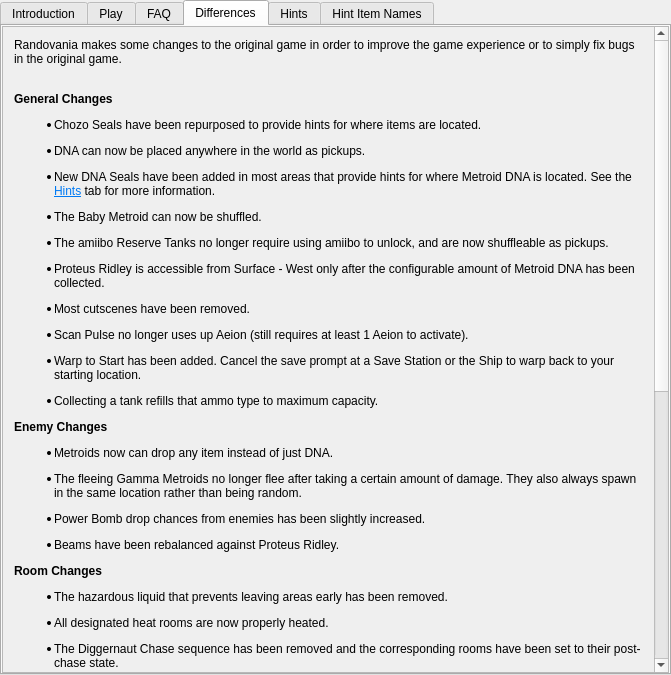
randovania/randovania, file randovania/gui/ui_files/games_tab_samusreturns_widget.ui: the form before one commit.
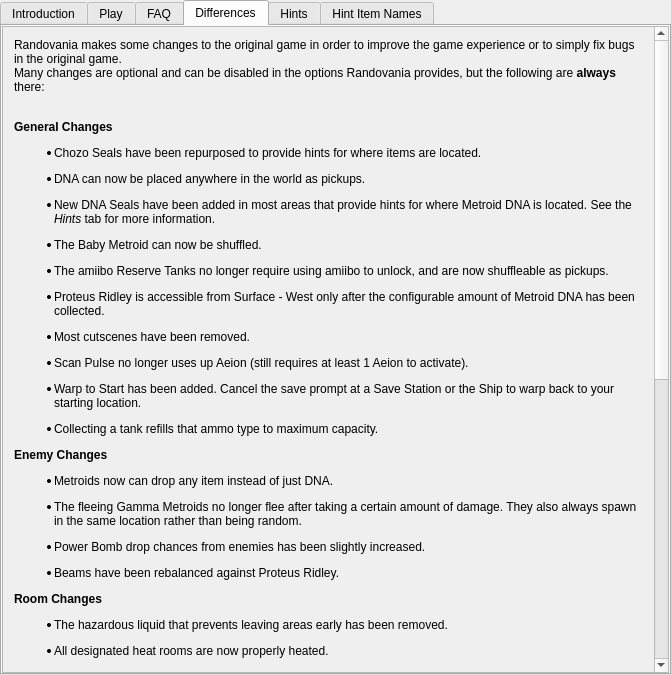
The form after the commit. The open tabs and pages were chosen to show the change. Custom widgets are drawn as their Qt base class.

Commit message: Use more up to date version + small fixes

```diff
--- a/randovania/gui/ui_files/games_tab_samusreturns_widget.ui
+++ b/randovania/gui/ui_files/games_tab_samusreturns_widget.ui
@@ -149,16 +149,16 @@
     <property name="geometry">
      <rect>
       <x>0</x>
-      <y>0</y>
+      <y>-425</y>
       <width>651</width>
-      <height>876</height>
+      <height>1071</height>
      </rect>
     </property>
     <layout class="QVBoxLayout" name="verticalLayout">
      <item>
       <widget class="QLabel" name="differences_label">
        <property name="text">
-        <string>&lt;html&gt;&lt;head/&gt;&lt;body&gt;&lt;p&gt;Randovania makes some changes to the original game in order to improve the game experience or to simply fix bugs in the original game.&lt;/p&gt;&lt;p&gt;&lt;br/&gt;&lt;span style=&quot; font-weight:600;&quot;&gt;General Changes&lt;/span&gt;&lt;/p&gt;&lt;ul style=&quot;margin-top: 0px; margin-bottom: 0px; margin-left: 0px; margin-right: 0px; -qt-list-indent: 1;&quot;&gt;&lt;li style=&quot; margin-top:12px; margin-bottom:0px; margin-left:0px; margin-right:0px; -qt-block-indent:0; text-indent:0px;&quot;&gt;Chozo Seals have been repurposed to provide hints for where items are located.&lt;/li&gt;&lt;/ul&gt;&lt;ul style=&quot;margin-top: 0px; margin-bottom: 0px; margin-left: 0px; margin-right: 0px; -qt-list-indent: 1;&quot;&gt;&lt;li style=&quot; margin-top:12px; margin-bottom:0px; margin-left:0px; margin-right:0px; -qt-block-indent:0; text-indent:0px;&quot;&gt;DNA can now be placed anywhere in the world as pickups.&lt;/li&gt;&lt;ul style=&quot;margin-top: 0px; margin-bottom: 0px; margin-left: 0px; margin-right: 0px; -qt-list-indent: 1;&quot;&gt;&lt;li style=&quot; margin-top:12px; margin-bottom:0px; margin-left:0px; margin-right:0px; -qt-block-indent:0; text-indent:0px;&quot;&gt;New DNA Seals have been added in most areas that provide hints for where Metroid DNA is located. See the &lt;a href=&quot;tab:/Hints&quot;&gt;&lt;span style=&quot; text-decoration: underline; color:#007af4;&quot;&gt;Hints&lt;/span&gt;&lt;/a&gt; tab for more information.&lt;/li&gt;&lt;/ul&gt;&lt;li style=&quot; margin-top:12px; margin-bottom:0px; margin-left:0px; margin-right:0px; -qt-block-indent:0; text-indent:0px;&quot;&gt;The Baby Metroid can now be shuffled.&lt;/li&gt;&lt;/ul&gt;&lt;ul style=&quot;margin-top: 0px; margin-bottom: 0px; margin-left: 0px; margin-right: 0px; -qt-list-indent: 1;&quot;&gt;&lt;li style=&quot; margin-top:12px; margin-bottom:0px; margin-left:0px; margin-right:0px; -qt-block-indent:0; text-indent:0px;&quot;&gt;The amiibo Reserve Tanks no longer require using amiibo to unlock, and are now shuffleable as pickups.&lt;/li&gt;&lt;li style=&quot; margin-top:12px; margin-bottom:0px; margin-left:0px; margin-right:0px; -qt-block-indent:0; text-indent:0px;&quot;&gt;Proteus Ridley is accessible from Surface - West only after the configurable amount of Metroid DNA has been collected.&lt;/li&gt;&lt;li style=&quot; margin-top:12px; margin-bottom:0px; margin-left:0px; margin-right:0px; -qt-block-indent:0; text-indent:0px;&quot;&gt;Most cutscenes have been removed.&lt;/li&gt;&lt;li style=&quot; margin-top:12px; margin-bottom:0px; margin-left:0px; margin-right:0px; -qt-block-indent:0; text-indent:0px;&quot;&gt;Scan Pulse no longer uses up Aeion (still requires at least 1 Aeion to activate).&lt;/li&gt;&lt;li style=&quot; margin-top:12px; margin-bottom:0px; margin-left:0px; margin-right:0px; -qt-block-indent:0; text-indent:0px;&quot;&gt;Warp to Start has been added. Cancel the save prompt at a Save Station or the Ship to warp back to your starting location.&lt;/li&gt;&lt;/ul&gt;&lt;ul style=&quot;margin-top: 0px; margin-bottom: 0px; margin-left: 0px; margin-right: 0px; -qt-list-indent: 1;&quot;&gt;&lt;li style=&quot; margin-top:12px; margin-bottom:0px; margin-left:0px; margin-right:0px; -qt-block-indent:0; text-indent:0px;&quot;&gt;Collecting a tank refills that ammo type to maximum capacity.&lt;/li&gt;&lt;/ul&gt;&lt;p&gt;&lt;span style=&quot; font-weight:600;&quot;&gt;Enemy Changes&lt;/span&gt;&lt;/p&gt;&lt;ul style=&quot;margin-top: 0px; margin-bottom: 0px; margin-left: 0px; margin-right: 0px; -qt-list-indent: 1;&quot;&gt;&lt;li style=&quot; margin-top:12px; margin-bottom:0px; margin-left:0px; margin-right:0px; -qt-block-indent:0; text-indent:0px;&quot;&gt;Metroids now can drop any item instead of just DNA.&lt;/li&gt;&lt;/ul&gt;&lt;ul style=&quot;margin-top: 0px; margin-bottom: 0px; margin-left: 0px; margin-right: 0px; -qt-list-indent: 1;&quot;&gt;&lt;li style=&quot; margin-top:12px; margin-bottom:0px; margin-left:0px; margin-right:0px; -qt-block-indent:0; text-indent:0px;&quot;&gt;The fleeing Gamma Metroids no longer flee after taking a certain amount of damage. They also always spawn in the same location rather than being random.&lt;/li&gt;&lt;/ul&gt;&lt;ul style=&quot;margin-top: 0px; margin-bottom: 0px; margin-left: 0px; margin-right: 0px; -qt-list-indent: 1;&quot;&gt;&lt;li style=&quot; margin-top:12px; margin-bottom:0px; margin-left:0px; margin-right:0px; -qt-block-indent:0; text-indent:0px;&quot;&gt;Power Bomb drop chances from enemies has been slightly increased.&lt;/li&gt;&lt;li style=&quot; margin-top:12px; margin-bottom:0px; margin-left:0px; margin-right:0px; -qt-block-indent:0; text-indent:0px;&quot;&gt;Beams have been rebalanced against Proteus Ridley.&lt;/li&gt;&lt;/ul&gt;&lt;p&gt;&lt;span style=&quot; font-weight:600;&quot;&gt;Room Changes&lt;/span&gt;&lt;/p&gt;&lt;ul style=&quot;margin-top: 0px; margin-bottom: 0px; margin-left: 0px; margin-right: 0px; -qt-list-indent: 1;&quot;&gt;&lt;li style=&quot; margin-top:12px; margin-bottom:0px; margin-left:0px; margin-right:0px; -qt-block-indent:0; text-indent:0px;&quot;&gt;The hazardous liquid that prevents leaving areas early has been removed.&lt;/li&gt;&lt;/ul&gt;&lt;ul style=&quot;margin-top: 0px; margin-bottom: 0px; margin-left: 0px; margin-right: 0px; -qt-list-indent: 1;&quot;&gt;&lt;li style=&quot; margin-top:12px; margin-bottom:0px; margin-left:0px; margin-right:0px; -qt-block-indent:0; text-indent:0px;&quot;&gt;All designated heat rooms are now properly heated.&lt;/li&gt;&lt;/ul&gt;&lt;ul style=&quot;margin-top: 0px; margin-bottom: 0px; margin-left: 0px; margin-right: 0px; -qt-list-indent: 1;&quot;&gt;&lt;li style=&quot; margin-top:12px; margin-bottom:0px; margin-left:0px; margin-right:0px; -qt-block-indent:0; text-indent:0px;&quot;&gt;The Diggernaut Chase sequence has been removed and the corresponding rooms have been set to their post-chase state.&lt;/li&gt;&lt;li style=&quot; margin-top:12px; margin-bottom:0px; margin-left:0px; margin-right:0px; -qt-block-indent:0; text-indent:0px;&quot;&gt;The wall blocking the Landing Site from Surface - East after defeating the Queen has been removed.&lt;/li&gt;&lt;li style=&quot; margin-top:12px; margin-bottom:0px; margin-left:0px; margin-right:0px; -qt-block-indent:0; text-indent:0px;&quot;&gt;In the vanilla game, the Surface area where Proteus Ridley resides is a separate map from the starting Surface. These are normally not connected. This has been changed to warp the player to the other Surface map by passing the Baby blocks in the Landing Site. Once enough DNA is collected to access Ridley, you can no longer warp from Surface West to Surface East.&lt;/li&gt;&lt;/ul&gt;&lt;p&gt;&lt;span style=&quot; font-weight:600;&quot;&gt;Door Changes&lt;/span&gt;&lt;/p&gt;&lt;ul style=&quot;margin-top: 0px; margin-bottom: 0px; margin-left: 0px; margin-right: 0px; -qt-list-indent: 1;&quot;&gt;&lt;li style=&quot; margin-top:12px; margin-bottom:0px; margin-left:0px; margin-right:0px; -qt-block-indent:0; text-indent:0px;&quot;&gt;Most Charge Beam doors at the entrance and exit of every area have been changed to Power Beam doors, excluding Area 4 - Crystal Mines and Area 6.&lt;/li&gt;&lt;li style=&quot; margin-top:12px; margin-bottom:0px; margin-left:0px; margin-right:0px; -qt-block-indent:0; text-indent:0px;&quot;&gt;Most beam doors are now double-sided. This simplifies traversing through areas in reverse.&lt;/li&gt;&lt;li style=&quot; margin-top:12px; margin-bottom:0px; margin-left:0px; margin-right:0px; -qt-block-indent:0; text-indent:0px;&quot;&gt;Some one-way doors are now two-way to prevent softlocks or make traversal less restrictive. These include: &lt;br/&gt;&lt;br/&gt;&lt;span style=&quot; font-weight:600;&quot;&gt;Area 1&lt;/span&gt;&lt;br/&gt;&lt;/li&gt;&lt;/ul&gt;&lt;ul type=&quot;circle&quot; style=&quot;margin-top: 0px; margin-bottom: 0px; margin-left: 0px; margin-right: 0px; -qt-list-indent: 2;&quot;&gt;&lt;li style=&quot; margin-top:0px; margin-bottom:0px; margin-left:0px; margin-right:0px; -qt-block-indent:0; text-indent:0px;&quot;&gt;Bomb Chamber to Bomb Chamber Access&lt;/li&gt;&lt;ul type=&quot;circle&quot; style=&quot;margin-top: 0px; margin-bottom: 0px; margin-left: 0px; margin-right: 0px; -qt-list-indent: 2;&quot;&gt;&lt;li style=&quot; margin-top:0px; margin-bottom:0px; margin-left:0px; margin-right:0px; -qt-block-indent:0; text-indent:0px;&quot;&gt;Temple Exterior to Inner Temple East Hall &lt;/li&gt;&lt;/ul&gt;&lt;li style=&quot; margin-top:0px; margin-bottom:0px; margin-left:0px; margin-right:0px; -qt-block-indent:0; text-indent:0px;&quot;&gt;Exterior Alpha Arena to Temple Exterior&lt;/li&gt;&lt;p&gt;&lt;span style=&quot; font-weight:600;&quot;&gt;Area 3&lt;/span&gt;&lt;/p&gt;&lt;li style=&quot; margin-top:0px; margin-bottom:0px; margin-left:0px; margin-right:0px; -qt-block-indent:0; text-indent:0px;&quot;&gt;The one-way doors in Transport to Area 2 and Transport to Area 4&lt;/li&gt;&lt;p&gt;&lt;span style=&quot; font-weight:600;&quot;&gt;Area 4&lt;/span&gt;&lt;/p&gt;&lt;ul type=&quot;circle&quot; style=&quot;margin-top: 0px; margin-bottom: 0px; margin-left: 0px; margin-right: 0px; -qt-list-indent: 2;&quot;&gt;&lt;li style=&quot; margin-top:0px; margin-bottom:0px; margin-left:0px; margin-right:0px; -qt-block-indent:0; text-indent:0px;&quot;&gt;Caves Intersection Terminal to Transport to Area 3 and Crystal Mines&lt;/li&gt;&lt;/ul&gt;&lt;li style=&quot; margin-top:0px; margin-bottom:0px; margin-left:0px; margin-right:0px; -qt-block-indent:0; text-indent:0px;&quot;&gt;Mines Intersection Terminal to Super Missile Chamber&lt;/li&gt;&lt;p&gt;&lt;span style=&quot; font-weight:600;&quot;&gt;Area 5&lt;/span&gt;&lt;/p&gt;&lt;li style=&quot; margin-top:0px; margin-bottom:0px; margin-left:0px; margin-right:0px; -qt-block-indent:0; text-indent:0px;&quot;&gt;Plasma Beam Chamber to Grapple Shuffler and Autrack Acropolis&lt;/li&gt;&lt;li style=&quot; margin-top:0px; margin-bottom:0px; margin-left:0px; margin-right:0px; -qt-block-indent:0; text-indent:0px;&quot;&gt;Gravity Suit Chamber to Gravity Suit Chamber Access&lt;/li&gt;&lt;/ul&gt;&lt;/body&gt;&lt;/html&gt;</string>
+        <string>&lt;html&gt;&lt;head/&gt;&lt;body&gt;&lt;p&gt;Randovania makes some changes to the original game in order to improve the game experience or to simply fix bugs in the original game.&lt;br/&gt;Many changes are optional and can be disabled in the options Randovania provides, but the following are &lt;span style=&quot; font-weight:600;&quot;&gt;always&lt;/span&gt; there:&lt;/p&gt;&lt;p&gt;&lt;br/&gt;&lt;span style=&quot; font-weight:600;&quot;&gt;General Changes&lt;/span&gt;&lt;/p&gt;&lt;ul style=&quot;margin-top: 0px; margin-bottom: 0px; margin-left: 0px; margin-right: 0px; -qt-list-indent: 1;&quot;&gt;&lt;li style=&quot; margin-top:12px; margin-bottom:0px; margin-left:0px; margin-right:0px; -qt-block-indent:0; text-indent:0px;&quot;&gt;Chozo Seals have been repurposed to provide hints for where items are located.&lt;/li&gt;&lt;/ul&gt;&lt;ul style=&quot;margin-top: 0px; margin-bottom: 0px; margin-left: 0px; margin-right: 0px; -qt-list-indent: 1;&quot;&gt;&lt;li style=&quot; margin-top:12px; margin-bottom:0px; margin-left:0px; margin-right:0px; -qt-block-indent:0; text-indent:0px;&quot;&gt;DNA can now be placed anywhere in the world as pickups.&lt;/li&gt;&lt;ul style=&quot;margin-top: 0px; margin-bottom: 0px; margin-left: 0px; margin-right: 0px; -qt-list-indent: 1;&quot;&gt;&lt;li style=&quot; margin-top:12px; margin-bottom:0px; margin-left:0px; margin-right:0px; -qt-block-indent:0; text-indent:0px;&quot;&gt;New DNA Seals have been added in most areas that provide hints for where Metroid DNA is located. See the &lt;span style=&quot; font-style:italic;&quot;&gt;Hints&lt;/span&gt; tab for more information.&lt;/li&gt;&lt;/ul&gt;&lt;li style=&quot; margin-top:12px; margin-bottom:0px; margin-left:0px; margin-right:0px; -qt-block-indent:0; text-indent:0px;&quot;&gt;The Baby Metroid can now be shuffled.&lt;/li&gt;&lt;/ul&gt;&lt;ul style=&quot;margin-top: 0px; margin-bottom: 0px; margin-left: 0px; margin-right: 0px; -qt-list-indent: 1;&quot;&gt;&lt;li style=&quot; margin-top:12px; margin-bottom:0px; margin-left:0px; margin-right:0px; -qt-block-indent:0; text-indent:0px;&quot;&gt;The amiibo Reserve Tanks no longer require using amiibo to unlock, and are now shuffleable as pickups.&lt;/li&gt;&lt;li style=&quot; margin-top:12px; margin-bottom:0px; margin-left:0px; margin-right:0px; -qt-block-indent:0; text-indent:0px;&quot;&gt;Proteus Ridley is accessible from Surface - West only after the configurable amount of Metroid DNA has been collected.&lt;/li&gt;&lt;li style=&quot; margin-top:12px; margin-bottom:0px; margin-left:0px; margin-right:0px; -qt-block-indent:0; text-indent:0px;&quot;&gt;Most cutscenes have been removed.&lt;/li&gt;&lt;li style=&quot; margin-top:12px; margin-bottom:0px; margin-left:0px; margin-right:0px; -qt-block-indent:0; text-indent:0px;&quot;&gt;Scan Pulse no longer uses up Aeion (still requires at least 1 Aeion to activate).&lt;/li&gt;&lt;li style=&quot; margin-top:12px; margin-bottom:0px; margin-left:0px; margin-right:0px; -qt-block-indent:0; text-indent:0px;&quot;&gt;Warp to Start has been added. Cancel the save prompt at a Save Station or the Ship to warp back to your starting location.&lt;/li&gt;&lt;/ul&gt;&lt;ul style=&quot;margin-top: 0px; margin-bottom: 0px; margin-left: 0px; margin-right: 0px; -qt-list-indent: 1;&quot;&gt;&lt;li style=&quot; margin-top:12px; margin-bottom:0px; margin-left:0px; margin-right:0px; -qt-block-indent:0; text-indent:0px;&quot;&gt;Collecting a tank refills that ammo type to maximum capacity.&lt;/li&gt;&lt;/ul&gt;&lt;p&gt;&lt;span style=&quot; font-weight:600;&quot;&gt;Enemy Changes&lt;/span&gt;&lt;/p&gt;&lt;ul style=&quot;margin-top: 0px; margin-bottom: 0px; margin-left: 0px; margin-right: 0px; -qt-list-indent: 1;&quot;&gt;&lt;li style=&quot; margin-top:12px; margin-bottom:0px; margin-left:0px; margin-right:0px; -qt-block-indent:0; text-indent:0px;&quot;&gt;Metroids now can drop any item instead of just DNA.&lt;/li&gt;&lt;/ul&gt;&lt;ul style=&quot;margin-top: 0px; margin-bottom: 0px; margin-left: 0px; margin-right: 0px; -qt-list-indent: 1;&quot;&gt;&lt;li style=&quot; margin-top:12px; margin-bottom:0px; margin-left:0px; margin-right:0px; -qt-block-indent:0; text-indent:0px;&quot;&gt;The fleeing Gamma Metroids no longer flee after taking a certain amount of damage. They also always spawn in the same location rather than being random.&lt;/li&gt;&lt;/ul&gt;&lt;ul style=&quot;margin-top: 0px; margin-bottom: 0px; margin-left: 0px; margin-right: 0px; -qt-list-indent: 1;&quot;&gt;&lt;li style=&quot; margin-top:12px; margin-bottom:0px; margin-left:0px; margin-right:0px; -qt-block-indent:0; text-indent:0px;&quot;&gt;Power Bomb drop chances from enemies has been slightly increased.&lt;/li&gt;&lt;li style=&quot; margin-top:12px; margin-bottom:0px; margin-left:0px; margin-right:0px; -qt-block-indent:0; text-indent:0px;&quot;&gt;Beams have been rebalanced against Proteus Ridley.&lt;/li&gt;&lt;/ul&gt;&lt;p&gt;&lt;span style=&quot; font-weight:600;&quot;&gt;Room Changes&lt;/span&gt;&lt;/p&gt;&lt;ul style=&quot;margin-top: 0px; margin-bottom: 0px; margin-left: 0px; margin-right: 0px; -qt-list-indent: 1;&quot;&gt;&lt;li style=&quot; margin-top:12px; margin-bottom:0px; margin-left:0px; margin-right:0px; -qt-block-indent:0; text-indent:0px;&quot;&gt;The hazardous liquid that prevents leaving areas early has been removed.&lt;/li&gt;&lt;/ul&gt;&lt;ul style=&quot;margin-top: 0px; margin-bottom: 0px; margin-left: 0px; margin-right: 0px; -qt-list-indent: 1;&quot;&gt;&lt;li style=&quot; margin-top:12px; margin-bottom:0px; margin-left:0px; margin-right:0px; -qt-block-indent:0; text-indent:0px;&quot;&gt;All designated heat rooms are now properly heated.&lt;/li&gt;&lt;/ul&gt;&lt;ul style=&quot;margin-top: 0px; margin-bottom: 0px; margin-left: 0px; margin-right: 0px; -qt-list-indent: 1;&quot;&gt;&lt;li style=&quot; margin-top:12px; margin-bottom:0px; margin-left:0px; margin-right:0px; -qt-block-indent:0; text-indent:0px;&quot;&gt;The Diggernaut Chase sequence has been removed and the corresponding rooms have been set to their post-chase state.&lt;/li&gt;&lt;li style=&quot; margin-top:12px; margin-bottom:0px; margin-left:0px; margin-right:0px; -qt-block-indent:0; text-indent:0px;&quot;&gt;The wall blocking the Landing Site from Surface East after defeating the Queen has been removed.&lt;/li&gt;&lt;li style=&quot; margin-top:12px; margin-bottom:0px; margin-left:0px; margin-right:0px; -qt-block-indent:0; text-indent:0px;&quot;&gt;In the vanilla game, the Surface area where Proteus Ridley resides is a separate map from the starting Surface. These are normally not connected. This has been changed to warp the player to the other Surface map by passing the Baby blocks in the Landing Site. Once enough DNA is collected to access Ridley, you can no longer warp from Surface West to Surface East.&lt;/li&gt;&lt;/ul&gt;&lt;p&gt;&lt;span style=&quot; font-weight:600;&quot;&gt;Door Changes&lt;/span&gt;&lt;/p&gt;&lt;ul style=&quot;margin-top: 0px; margin-bottom: 0px; margin-left: 0px; margin-right: 0px; -qt-list-indent: 1;&quot;&gt;&lt;li style=&quot; margin-top:12px; margin-bottom:0px; margin-left:0px; margin-right:0px; -qt-block-indent:0; text-indent:0px;&quot;&gt;Most Charge Beam doors at the entrance and exit of every area have been changed to Power Beam doors, excluding Area 4 Crystal Mines and Area 6.&lt;/li&gt;&lt;li style=&quot; margin-top:12px; margin-bottom:0px; margin-left:0px; margin-right:0px; -qt-block-indent:0; text-indent:0px;&quot;&gt;Most beam doors are now double-sided. This simplifies traversing through areas in reverse.&lt;/li&gt;&lt;li style=&quot; margin-top:12px; margin-bottom:0px; margin-left:0px; margin-right:0px; -qt-block-indent:0; text-indent:0px;&quot;&gt;Some one-way doors are now two-way to prevent softlocks or make traversal less restrictive. These include: &lt;br/&gt;&lt;br/&gt;&lt;span style=&quot; font-weight:600;&quot;&gt;Area 1&lt;/span&gt;&lt;br/&gt;&lt;ul type=&quot;circle&quot; style=&quot;margin-top: 0px; margin-bottom: 0px; margin-left: 0px; margin-right: 0px; -qt-list-indent: 2;&quot;&gt;&lt;li style=&quot; margin-top:0px; margin-bottom:0px; margin-left:0px; margin-right:0px; -qt-block-indent:0; text-indent:0px;&quot;&gt;Bomb Chamber to Bomb Chamber Access&lt;/li&gt;&lt;li style=&quot; margin-top:0px; margin-bottom:0px; margin-left:0px; margin-right:0px; -qt-block-indent:0; text-indent:0px;&quot;&gt;Temple Exterior to Inner Temple East Hall&lt;/li&gt;&lt;/ul&gt;&lt;ul type=&quot;circle&quot; style=&quot;margin-top: 0px; margin-bottom: 0px; margin-left: 0px; margin-right: 0px; -qt-list-indent: 2;&quot;&gt;&lt;li style=&quot; margin-top:0px; margin-bottom:0px; margin-left:0px; margin-right:0px; -qt-block-indent:0; text-indent:0px;&quot;&gt;Exterior Alpha Arena to Temple Exterior&lt;/li&gt;&lt;/ul&gt;&lt;br/&gt;&lt;span style=&quot; font-weight:600;&quot;&gt;Area 3 Metroid Caverns&lt;/span&gt;&lt;br/&gt;&lt;ul type=&quot;circle&quot; style=&quot;margin-top: 0px; margin-bottom: 0px; margin-left: 0px; margin-right: 0px; -qt-list-indent: 2;&quot;&gt;&lt;li style=&quot; margin-top:0px; margin-bottom:0px; margin-left:0px; margin-right:0px; -qt-block-indent:0; text-indent:0px;&quot;&gt;The one-way doors in Transport to Area 2 and Transport to Area 4&lt;/li&gt;&lt;/ul&gt;&lt;br/&gt;&lt;span style=&quot; font-weight:600;&quot;&gt;Area 4 Central Caves/Crystal Mines&lt;br/&gt;&lt;/span&gt;&lt;/p&gt;&lt;ul type=&quot;circle&quot; style=&quot;margin-top: 0px; margin-bottom: 0px; margin-left: 0px; margin-right: 0px; -qt-list-indent: 2;&quot;&gt;&lt;li style=&quot; margin-top:0px; margin-bottom:0px; margin-left:0px; margin-right:0px; -qt-block-indent:0; text-indent:0px;&quot;&gt;Caves Intersection Terminal to Transport to Area 3 and Crystal Mines&lt;/li&gt;&lt;li style=&quot; margin-top:0px; margin-bottom:0px; margin-left:0px; margin-right:0px; -qt-block-indent:0; text-indent:0px;&quot;&gt;Mines Intersection Terminal to Super Missile Chamber&lt;/li&gt;&lt;/ul&gt;&lt;br/&gt;&lt;span style=&quot; font-weight:600;&quot;&gt;Area 5 Tower Interior&lt;br/&gt;&lt;/span&gt;&lt;/li&gt;&lt;/ul&gt;&lt;ul type=&quot;circle&quot; style=&quot;margin-top: 0px; margin-bottom: 0px; margin-left: 0px; margin-right: 0px; -qt-list-indent: 2;&quot;&gt;&lt;li style=&quot; margin-top:0px; margin-bottom:0px; margin-left:0px; margin-right:0px; -qt-block-indent:0; text-indent:0px;&quot;&gt;Plasma Beam Chamber to Grapple Shuffler and Autrack Acropolis&lt;/li&gt;&lt;li style=&quot; margin-top:0px; margin-bottom:0px; margin-left:0px; margin-right:0px; -qt-block-indent:0; text-indent:0px;&quot;&gt;Gravity Suit Chamber to Gravity Suit Chamber Access&lt;/li&gt;&lt;/ul&gt;&lt;/body&gt;&lt;/html&gt;</string>
        </property>
        <property name="alignment">
         <set>Qt::AlignLeading|Qt::AlignLeft|Qt::AlignTop</set>
```
